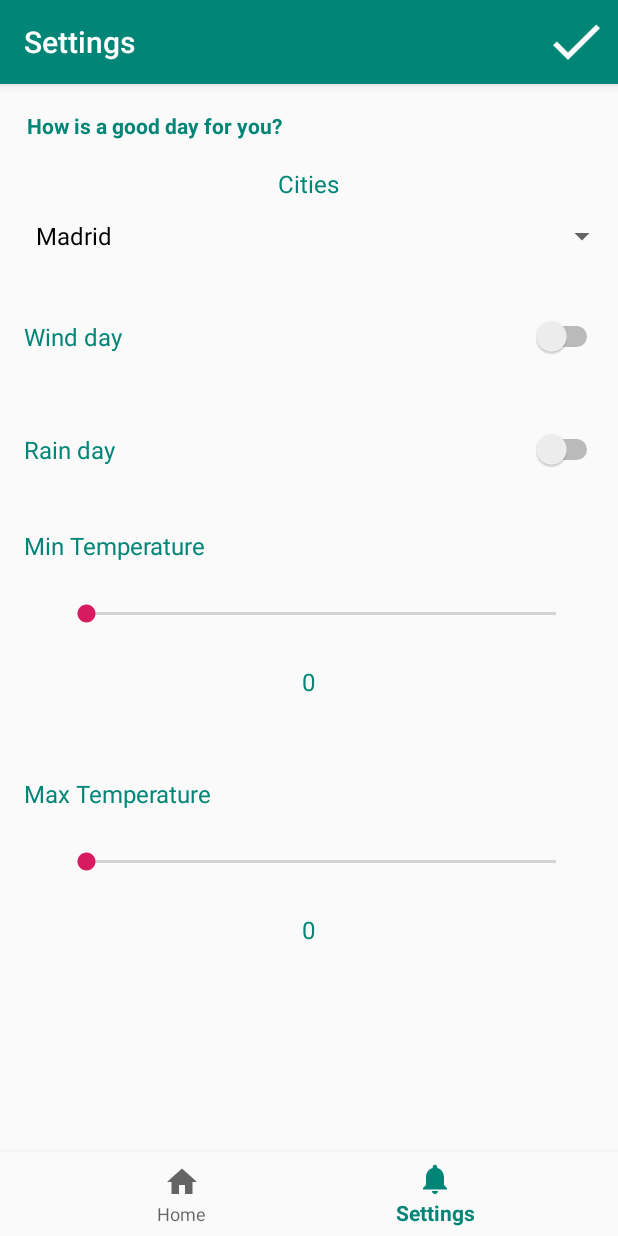
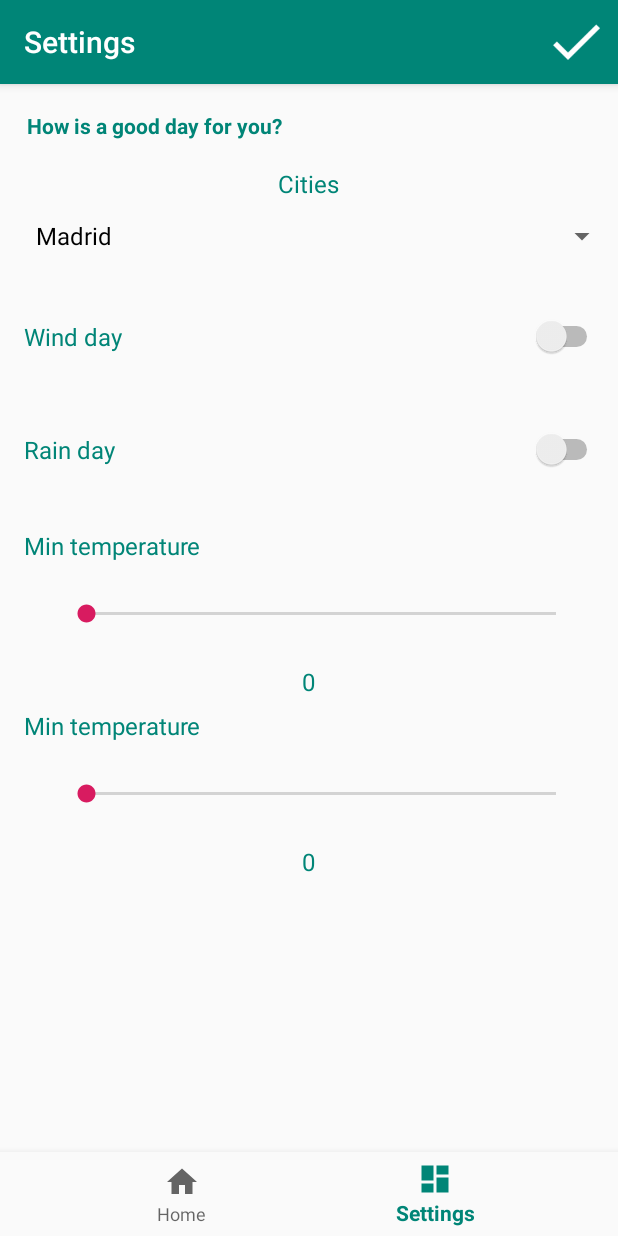
Before and after one commit to DavidAres/itIsGoodDay, an Android app: the screen it shows after launch (MainActivity), on a phone screen of 412 x 824 dp. Run offline under Robolectric (Android 15) with nearby library versions, the phone set to English and light mode, and no system bars.

Commit message:
add strings into the strings file

```diff
--- a/app/src/main/java/com/example/itisgoodday/home/HomeViewModel.kt
+++ b/app/src/main/java/com/example/itisgoodday/home/HomeViewModel.kt
@@ -18,7 +18,7 @@ import kotlinx.coroutines.*
 import com.example.itisgoodday.tools.toCelsius
 
 
-class HomeViewModel (var context: Context, var weatherRepository: WeatherRepository) : ViewModel(), IHomeViewModel {
+class HomeViewModel (var context: Context, private var weatherRepository: WeatherRepository) : ViewModel(), IHomeViewModel {
     private var weatherLiveData = MutableLiveData<Either<ErrorWeather, Weather>>()
     private var restoreSettingsLiveData = MutableLiveData<Either<ErrorSettings, Settings>>()
     private var statusDayLiveData = MutableLiveData<Boolean>()
--- a/app/src/main/res/layout/home_fragment.xml
+++ b/app/src/main/res/layout/home_fragment.xml
@@ -10,7 +10,7 @@
         android:textSize="14sp"
         android:layout_margin="18dp"
         android:textStyle="bold"
-        android:text="Checking..."
+        android:text="@string/checking"
         android:layout_centerHorizontal="true"
         android:gravity="center"
         android:textColor="@color/colorPrimary"
--- a/app/src/main/res/layout/settings_fragment.xml
+++ b/app/src/main/res/layout/settings_fragment.xml
@@ -13,7 +13,7 @@
         android:textSize="14sp"
         android:layout_margin="18dp"
         android:textStyle="bold"
-        android:text="How is a good day for you?"
+        android:text="@string/subtitle_settings"
         android:textColor="@color/colorPrimary"
         android:layout_height="wrap_content" />
 
@@ -28,7 +28,7 @@
             android:id="@+id/settingsFragmentCitiesLIstText"
             android:layout_width="wrap_content"
             android:layout_height="wrap_content"
-            android:text="Cities"
+            android:text="@string/cities"
             android:textColor="@color/colorPrimary"
             android:layout_centerHorizontal="true"
             android:textSize="16sp"/>
@@ -52,7 +52,7 @@
             android:id="@+id/settingsFragmentEnableWindTextView"
             android:layout_width="wrap_content"
             android:layout_height="wrap_content"
-            android:text="Wind day"
+            android:text="@string/windy_day"
             android:textColor="@color/colorPrimary"
             android:layout_centerVertical="true"
             android:textSize="16sp"/>
@@ -80,7 +80,7 @@
             android:id="@+id/settingsFragmentEnableRainTextView"
             android:layout_width="wrap_content"
             android:layout_height="wrap_content"
-            android:text="Rain day"
+            android:text="@string/rainy_day"
             android:textColor="@color/colorPrimary"
             android:layout_centerVertical="true"
             android:textSize="16sp"/>
@@ -100,7 +100,7 @@
     <RelativeLayout
         android:id="@+id/settingsFragmentMinTemperature"
         android:layout_width="match_parent"
-        android:layout_height="150dp"
+        android:layout_height="120dp"
         android:layout_marginTop="15dp"
         android:paddingLeft="16dp"
         android:layout_below="@+id/settingsFragmentEnableRainRL">
@@ -109,7 +109,7 @@
             android:id="@+id/settingsFragmentMinTemperatureTextView"
             android:layout_width="wrap_content"
             android:layout_height="wrap_content"
-            android:text="Min Temperature"
+            android:text="@string/min_temperature"
             android:textColor="@color/colorPrimary"
             android:textSize="16sp"/>
 
@@ -137,8 +137,7 @@
     <RelativeLayout
         android:id="@+id/settingsFragmentTemperature"
         android:layout_width="match_parent"
-        android:layout_height="150dp"
-        android:layout_marginTop="15dp"
+        android:layout_height="120dp"
         android:paddingLeft="16dp"
         android:layout_below="@+id/settingsFragmentMinTemperature">
 
@@ -146,7 +145,7 @@
             android:id="@+id/settingsFragmentTemperatureTextView"
             android:layout_width="wrap_content"
             android:layout_height="wrap_content"
-            android:text="Max Temperature"
+            android:text="@string/max_temperature"
             android:textColor="@color/colorPrimary"
             android:textSize="16sp"/>
 
--- a/app/src/main/res/menu/bottom_nav_menu.xml
+++ b/app/src/main/res/menu/bottom_nav_menu.xml
@@ -8,7 +8,7 @@
 
     <item
             android:id="@+id/navigation_notifications"
-            android:icon="@drawable/ic_notifications_black_24dp"
+            android:icon="@drawable/ic_dashboard_black_24dp"
             android:title="@string/title_settings"/>
 
 </menu>
--- a/app/src/main/res/values/dimens.xml
+++ b/app/src/main/res/values/dimens.xml
@@ -2,4 +2,5 @@
     <!-- Default screen margins, per the Android Design guidelines. -->
     <dimen name="activity_horizontal_margin">16dp</dimen>
     <dimen name="activity_vertical_margin">16dp</dimen>
+
 </resources>
```
Also changed, not shown: app/src/main/assets/4803-weather-storm.json (added, +1 -0 lines), app/src/main/java/com/example/itisgoodday/home/HomeFragment.kt (+21 -7 lines), app/src/main/java/com/example/itisgoodday/settings/SettingsFragment.kt (+10 -2 lines), app/src/main/res/values/strings.xml (+15 -0 lines).
